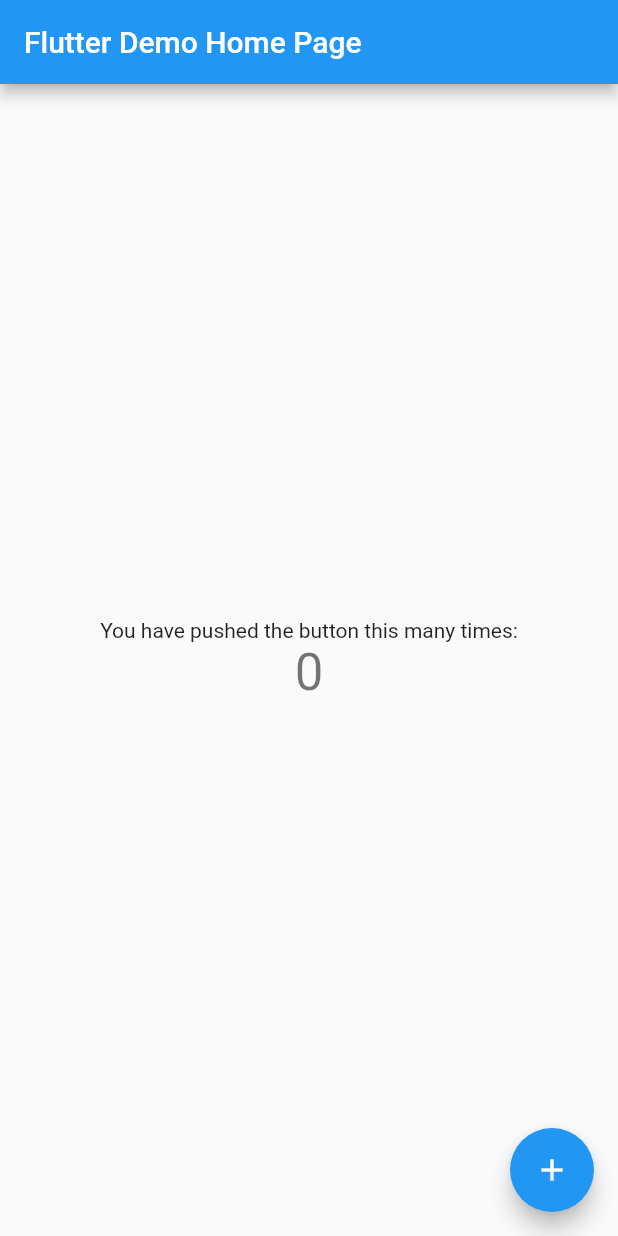
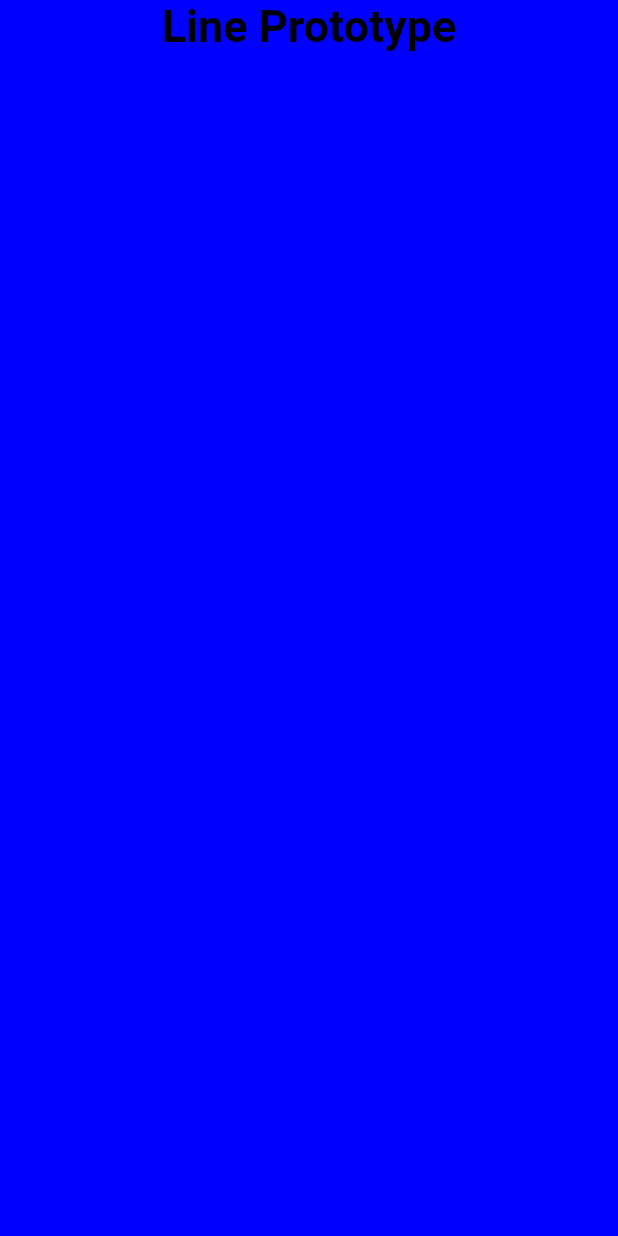
Before and after one commit to alexhad6/line-app, a Flutter app: the screen it shows after launch, on a phone screen of 412 x 824 dp. Run offline on Flutter 3.47's test engine with Material 2 defaults, Android fonts, the phone set to English and light mode, and no system bars.

Commit message:
Updated main to not use Material App

```diff
--- a/lib/main.dart
+++ b/lib/main.dart
@@ -1,113 +1,73 @@
-import 'package:flutter/material.dart';
+import 'package:flutter/widgets.dart';
 
 void main() {
-  runApp(MyApp());
+  runApp(App(
+    title: 'Line Prototype',
+    textStyle: const TextStyle(
+      color: Color(0xFF000000),
+      fontSize: 30.0,
+      fontWeight: FontWeight.bold,
+    ),
+    home: HomePage(
+      title: 'Line Prototype',
+      backgroundColor: Color(0xFFFFFFFF),
+    ),
+  ));
 }
 
-class MyApp extends StatelessWidget {
-  // This widget is the root of your application.
+class App extends StatelessWidget {
+  App({
+    Key? key,
+    required this.title,
+    required this.textStyle,
+    required this.home,
+  }) : super(key: key);
+
+  final String title;
+  final TextStyle textStyle;
+  final Widget home;
+
+  PageRoute<T> _pageRouteBuilder<T>(
+      RouteSettings settings, WidgetBuilder build) {
+    return PageRouteBuilder<T>(
+      pageBuilder: (context, _, __) => build(context),
+    );
+  }
+
   @override
   Widget build(BuildContext context) {
-    return MaterialApp(
-      title: 'Flutter Demo',
-      theme: ThemeData(
-        // This is the theme of your application.
-        //
-        // Try running your application with "flutter run". You'll see the
-        // application has a blue toolbar. Then, without quitting the app, try
-        // changing the primarySwatch below to Colors.green and then invoke
-        // "hot reload" (press "r" in the console where you ran "flutter run",
-        // or simply save your changes to "hot reload" in a Flutter IDE).
-        // Notice that the counter didn't reset back to zero; the application
-        // is not restarted.
-        primarySwatch: Colors.blue,
-      ),
-      home: MyHomePage(title: 'Flutter Demo Home Page'),
+    return WidgetsApp(
+      pageRouteBuilder: _pageRouteBuilder,
+      textStyle: textStyle,
+      home: home,
+      title: title,
+      color: Color(0xFF0000FF),
     );
   }
 }
 
-class MyHomePage extends StatefulWidget {
-  MyHomePage({Key? key, required this.title}) : super(key: key);
-
-  // This widget is the home page of your application. It is stateful, meaning
-  // that it has a State object (defined below) that contains fields that affect
-  // how it looks.
-
-  // This class is the configuration for the state. It holds the values (in this
-  // case the title) provided by the parent (in this case the App widget) and
-  // used by the build method of the State. Fields in a Widget subclass are
-  // always marked "final".
+class HomePage extends StatelessWidget {
+  HomePage({
+    Key? key,
+    required this.title,
+    required this.backgroundColor,
+  }) : super(key: key);
 
   final String title;
-
-  @override
-  _MyHomePageState createState() => _MyHomePageState();
-}
-
-class _MyHomePageState extends State<MyHomePage> {
-  int _counter = 0;
-
-  void _incrementCounter() {
-    setState(() {
-      // This call to setState tells the Flutter framework that something has
-      // changed in this State, which causes it to rerun the build method below
-      // so that the display can reflect the updated values. If we changed
-      // _counter without calling setState(), then the build method would not be
-      // called again, and so nothing would appear to happen.
-      _counter++;
-    });
-  }
+  final Color backgroundColor;
 
   @override
   Widget build(BuildContext context) {
-    // This method is rerun every time setState is called, for instance as done
-    // by the _incrementCounter method above.
-    //
-    // The Flutter framework has been optimized to make rerunning build methods
-    // fast, so that you can just rebuild anything that needs updating rather
-    // than having to individually change instances of widgets.
-    return Scaffold(
-      appBar: AppBar(
-        // Here we take the value from the MyHomePage object that was created by
-        // the App.build method, and use it to set our appbar title.
-        title: Text(widget.title),
-      ),
-      body: Center(
-        // Center is a layout widget. It takes a single child and positions it
-        // in the middle of the parent.
-        child: Column(
-          // Column is also a layout widget. It takes a list of children and
-          // arranges them vertically. By default, it sizes itself to fit its
-          // children horizontally, and tries to be as tall as its parent.
-          //
-          // Invoke "debug painting" (press "p" in the console, choose the
-          // "Toggle Debug Paint" action from the Flutter Inspector in Android
-          // Studio, or the "Toggle Debug Paint" command in Visual Studio Code)
-          // to see the wireframe for each widget.
-          //
-          // Column has various properties to control how it sizes itself and
-          // how it positions its children. Here we use mainAxisAlignment to
-          // center the children vertically; the main axis here is the vertical
-          // axis because Columns are vertical (the cross axis would be
-          // horizontal).
-          mainAxisAlignment: MainAxisAlignment.center,
-          children: <Widget>[
-            Text(
-              'You have pushed the button this many times:',
-            ),
-            Text(
-              '$_counter',
-              style: Theme.of(context).textTheme.headline4,
-            ),
-          ],
+    return SafeArea(
+      child: Container(
+        color: backgroundColor,
+        child: Container(
+          alignment: Alignment.topCenter,
+          color: Color(0xFF0000FF),
+          height: 0.1,
+          child: Text(title),
         ),
       ),
-      floatingActionButton: FloatingActionButton(
-        onPressed: _incrementCounter,
-        tooltip: 'Increment',
-        child: Icon(Icons.add),
-      ), // This trailing comma makes auto-formatting nicer for build methods.
     );
   }
 }
```
